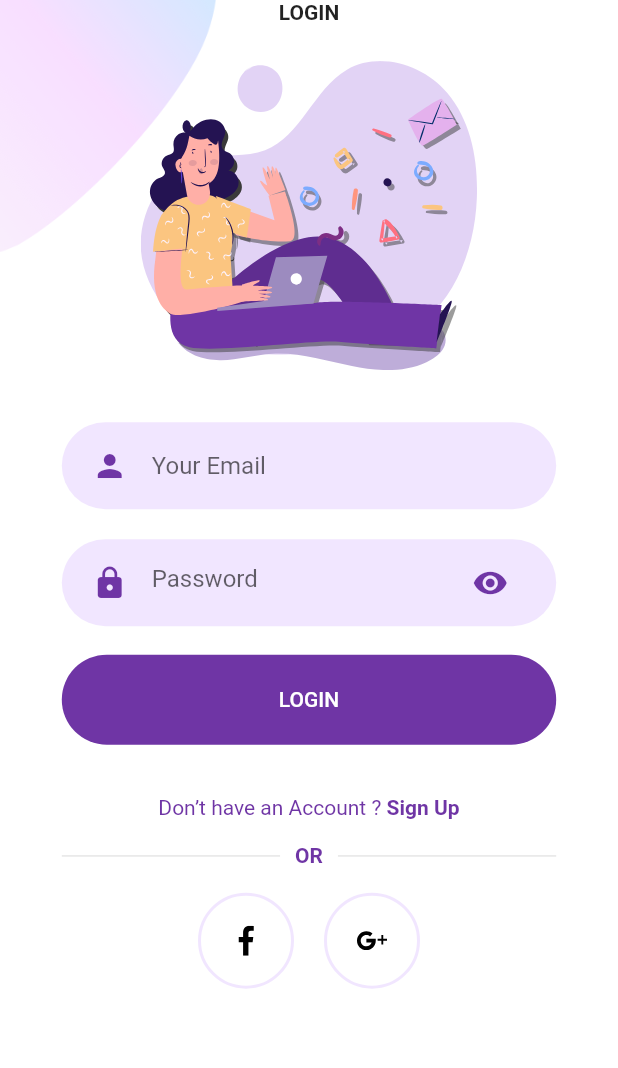
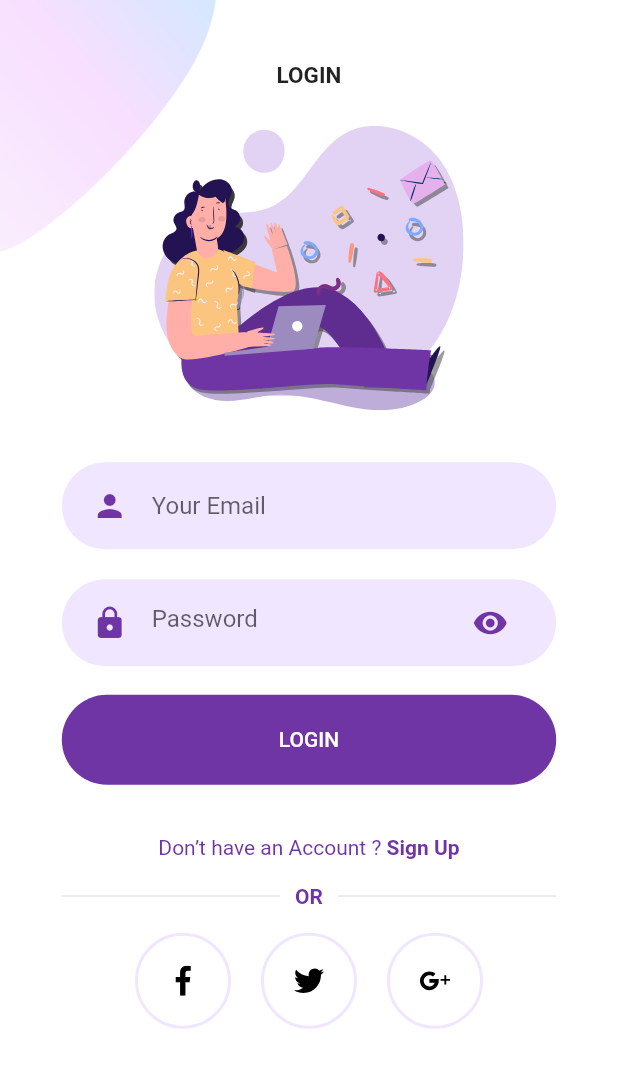
Before and after one commit to AbhaySingh15/flutter_firebase_app, a Flutter app: the screen it shows after launch, on a phone screen of 412 x 824 dp. Shown: the top 1068 px of the screen. Run offline on Flutter 3.47's test engine with Material 2 defaults, Android fonts, the phone set to English and light mode, and no system bars; our stand-ins replace cached_network_image, firebase_auth, firebase_core, flutter_svg, google_sign_in; missing offline and left inert: flutter_facebook_auth; accounts and stored records are empty.

```diff
--- a/lib/Screens/Login/components/body.dart
+++ b/lib/Screens/Login/components/body.dart
@@ -32,14 +32,17 @@ class _BodyState extends State<Body> {
           child: Column(
             mainAxisAlignment: MainAxisAlignment.center,
             children: <Widget>[
+              SizedBox(
+                height: size.height * 0.05,
+              ),
               Text(
                 "LOGIN",
-                style: TextStyle(fontWeight: FontWeight.bold),
+                style: TextStyle(fontWeight: FontWeight.bold, fontSize: 15),
               ),
               SizedBox(height: size.height * 0.03),
               SvgPicture.asset(
                 "assets/icons/login.svg",
-                height: size.height * 0.25,
+                height: size.height * 0.23,
               ),
               SizedBox(height: size.height * 0.03),
               RoundedInputField(
@@ -83,10 +86,10 @@ class _BodyState extends State<Body> {
                           .signInWithFacebook(context);
                     },
                   ),
-                  // SocalIcon(
-                  //   iconSrc: "assets/icons/twitter.svg",
-                  //   press: () {},
-                  // ),
+                  SocalIcon(
+                    iconSrc: "assets/icons/twitter.svg",
+                    press: () {},
+                  ),
                   SocalIcon(
                     iconSrc: "assets/icons/google-plus.svg",
                     press: () async {
--- a/pubspec.yaml
+++ b/pubspec.yaml
@@ -19,6 +19,7 @@ environment:
 dependencies:
   flutter:
     sdk: flutter
+  cached_network_image: ^3.0.0
   change_app_package_name: ^1.0.0
   cupertino_icons: ^1.0.3
   firebase_auth: ^1.4.1
```
Also changed, not shown: lib/Screens/logged_in.dart (+25 -8 lines), assets/images/no_image.png (added), pubspec.lock.
